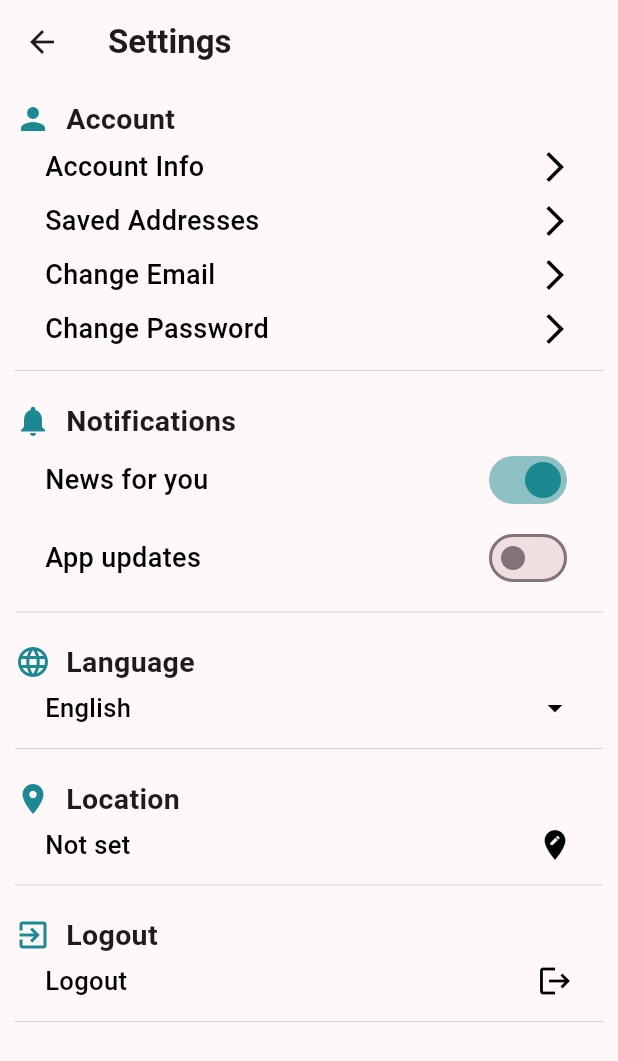
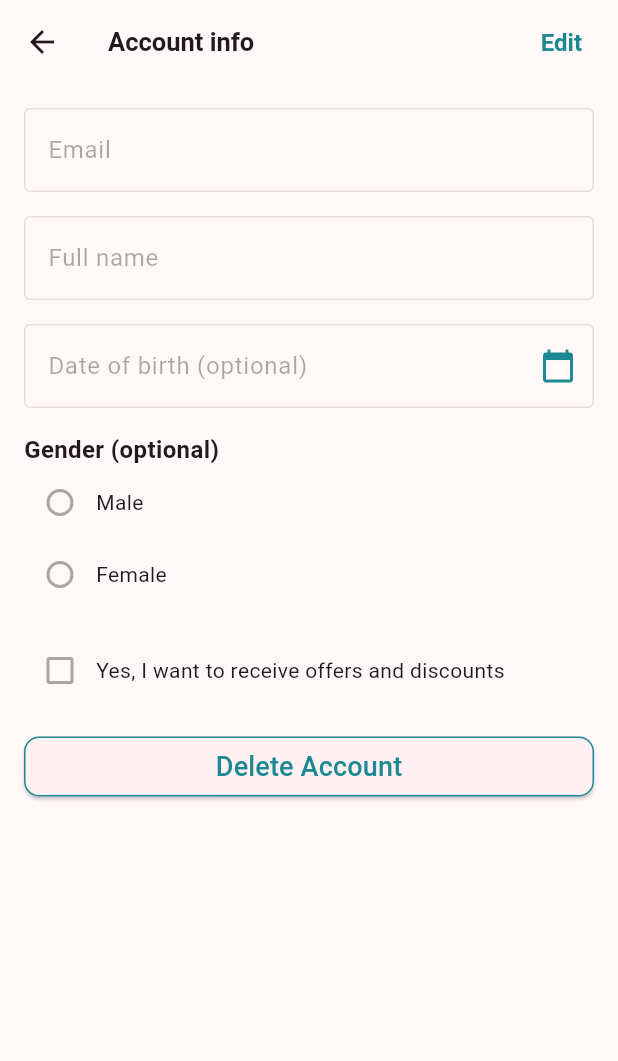
Before and after one commit to QutaibaQusai/heartful-care, a Flutter app: the SettingFirstPage screen opened directly, after a tap on "Account Info", on a phone screen of 412 x 824 dp. Shown: the top 1061 px of the screen. Run offline on Flutter 3.47's test engine with Material 3 defaults, Android fonts, the phone set to English and light mode, and no system bars; our stand-ins replace cloud_firestore, date_format, firebase_auth, firebase_core, flutter_settings_screens, font_awesome_flutter and 3 more; accounts and stored records are empty.

Commit message:
makes the pages of the setting page

```diff
--- /dev/null
+++ b/lib/Settings/YourAccountInfoPage.dart
@@ -0,0 +1,255 @@
+import 'package:flutter/material.dart';
+
+import 'package:date_format/date_format.dart';
+
+class YourAccountInfoPage extends StatefulWidget {
+  const YourAccountInfoPage({Key? key}) : super(key: key);
+
+  @override
+  State<YourAccountInfoPage> createState() => _YourAccountInfoPageState();
+}
+
+class _YourAccountInfoPageState extends State<YourAccountInfoPage> {
+  bool isEditing = false;
+  DateTime? selectedDate;
+  String? selectedGender;
+  bool receiveOffers = false;
+
+  Future<void> _selectDate(BuildContext context) async {
+    DateTime? picked = await showCustomDatePicker(context);
+
+    if (picked != null && picked != selectedDate) {
+      setState(() {
+        selectedDate = picked;
+      });
+    }
+  }
+
+  Future<DateTime?> showCustomDatePicker(BuildContext context) async {
+    DateTime? initialDate = selectedDate ?? DateTime.now();
+    DateTime? picked = await showDatePicker(
+      context: context,
+      initialDate: initialDate,
+      firstDate: DateTime(1900),
+      lastDate: DateTime.now(),
+      builder: (BuildContext context, Widget? child) {
+        return Theme(
+          data: ThemeData.light().copyWith(
+            primaryColor: Color(0xFF1C8892),
+            // accentColor: Color(0xFF1C8892),
+            colorScheme: ColorScheme.light(primary: Color(0xFF1C8892)),
+            buttonTheme: ButtonThemeData(textTheme: ButtonTextTheme.primary),
+          ),
+          child: child!,
+        );
+      },
+    );
+    return picked;
+  }
+
+  void _deleteAccount() {
+    // Add your delete account logic here
+  }
+
+  @override
+  Widget build(BuildContext context) {
+    return Scaffold(
+      appBar: AppBar(
+        title: Row(
+          children: [
+            Text(
+              'Account info',
+              style: TextStyle(fontWeight: FontWeight.bold, fontSize: 17),
+            ),
+            Spacer(), // Add some space between the title and "Edit"
+            GestureDetector(
+              onTap: () {
+                setState(() {
+                  isEditing = !isEditing;
+                });
+              },
+              child: Padding(
+                padding: const EdgeInsets.all(8.0),
+                child: Text(
+                  'Edit',
+                  style: TextStyle(
+                    color: Color(0xFF1C8892),
+                    fontWeight: FontWeight.bold,
+                    fontSize: 16,
+                  ),
+                ),
+              ),
+            ),
+          ],
+        ),
+      ),
+      body: SingleChildScrollView(
+        child: Padding(
+          padding: const EdgeInsets.all(16.0),
+          child: Column(
+            crossAxisAlignment: CrossAxisAlignment.start,
+            children: [
+              TextField(
+                enabled: isEditing,
+                decoration: InputDecoration(
+                  labelText: 'Email',
+                  border: OutlineInputBorder(),
+                ),
+              ),
+              SizedBox(height: 16),
+              TextField(
+                enabled: isEditing,
+                decoration: InputDecoration(
+                  labelText: 'Full name',
+                  border: OutlineInputBorder(),
+                ),
+              ),
+              SizedBox(height: 16),
+              TextField(
+                enabled: isEditing,
+                decoration: InputDecoration(
+                  labelText: 'Date of birth (optional)',
+                  border: OutlineInputBorder(),
+                  suffixIcon: GestureDetector(
+                    onTap: () => _selectDate(context),
+                    child: Icon(
+                      Icons.calendar_today,
+                      color:
+                          Color(0xFF1C8892), // Change the calendar icon color
+                    ),
+                  ),
+                ),
+                controller: TextEditingController(
+                  text: selectedDate != null
+                      ? formatDate(selectedDate!, [dd, '/', mm, '/', yyyy])
+                      : "",
+                ),
+              ),
+              SizedBox(height: 16),
+              Text(
+                'Gender (optional)',
+                style: TextStyle(
+                  fontSize: 16,
+                  fontWeight: FontWeight.bold,
+                ),
+              ),
+              Column(
+                crossAxisAlignment: CrossAxisAlignment.start,
+                children: [
+                  Row(
+                    children: [
+                      Radio(
+                        value: 'Male',
+                        groupValue: selectedGender,
+                        onChanged: isEditing
+                            ? (value) {
+                                setState(() {
+                                  selectedGender = value as String?;
+                                });
+                              }
+                            : null,
+                        activeColor: Color(0xFF1C8892),
+                      ),
+                      Text('Male'),
+                    ],
+                  ),
+                  Row(
+                    children: [
+                      Radio(
+                        value: 'Female',
+                        groupValue: selectedGender,
+                        onChanged: isEditing
+                            ? (value) {
+                                setState(() {
+                                  selectedGender = value as String?;
+                                });
+                              }
+                            : null,
+                        activeColor: Color(0xFF1C8892),
+                      ),
+                      Text('Female'),
+                    ],
+                  ),
+                ],
+              ),
+              SizedBox(height: 16),
+              Row(
+                children: [
+                  Checkbox(
+                    value: receiveOffers,
+                    onChanged: isEditing
+                        ? (value) {
+                            setState(() {
+                              receiveOffers = value!;
+                            });
+                          }
+                        : null,
+                    activeColor: Color(0xFF1C8892),
+                  ),
+                  Text('Yes, I want to receive offers and discounts'),
+                ],
+              ),
+              SizedBox(height: 16),
+              Container(
+                width: double.infinity,
+                child: ElevatedButton(
+                  onPressed: () {
+                    // Confirm deletion
+                    showDialog(
+                      context: context,
+                      builder: (BuildContext context) {
+                        return AlertDialog(
+                          title: Text(
+                            'Delete Account',
+                            style: TextStyle(
+                                fontSize: 20, color: Color(0xFF1C8892)),
+                          ),
+                          content: Text(
+                              'Are you sure you want to delete your account?'),
+                          actions: [
+                            TextButton(
+                              onPressed: () {
+                                // Perform delete account action
+                                _deleteAccount();
+                                Navigator.of(context).pop();
+                              },
+                              child: Text(
+                                'Yes',
+                                style: TextStyle(color: Color(0xFF1C8892)),
+                              ),
+                            ),
+                            TextButton(
+                              onPressed: () {
+                                Navigator.of(context).pop();
+                              },
+                              child: Text(
+                                'No',
+                                style: TextStyle(color: Color(0xFF1C8892)),
+                              ),
+                            ),
+                          ],
+                        );
+                      },
+                    );
+                  },
+                  style: ElevatedButton.styleFrom(
+                    shape: RoundedRectangleBorder(
+                      borderRadius: BorderRadius.circular(
+                          10.0), // Adjust the border radius as needed
+                      side: BorderSide(
+                          color: Color(0xFF1C8892)), // Set the outline color
+                    ),
+                  ),
+                  child: Text(
+                    'Delete Account',
+                    style: TextStyle(fontSize: 18, color: Color(0xFF1C8892)),
+                  ),
+                ),
+              ),
+            ],
+          ),
+        ),
+      ),
+    );
+  }
+}
--- a/lib/Settings/settings_home_page.dart
+++ b/lib/Settings/settings_home_page.dart
@@ -1,4 +1,8 @@
 import 'package:flutter/material.dart';
+import 'package:test/Settings/YourAccountInfoPage.dart';
+import 'package:test/Settings/YourChangeEmailPage.dart';
+import 'package:test/Settings/YourChangePassPage.dart';
+import 'package:test/Settings/YourSavedAddress.dart';
 import 'package:test/intro_page.dart';
 
 class SettingFirstPage extends StatefulWidget {
@@ -38,16 +42,20 @@ class _SettingFirstPage extends State<SettingFirstPage> {
           children: [
             buildSectionHeader(Icons.person, "Account"),
             buildAccountOption(context, "Account Info"),
+            SizedBox(height: 5),
             buildAccountOption(context, "Saved Addresses"),
+            SizedBox(height: 5),
             buildAccountOption(context, "Change Email"),
+            SizedBox(height: 5),
             buildAccountOption(context, "Change Password"),
+            SizedBox(height: 5),
             Divider(height: 20, thickness: 0.5),
             SizedBox(height: 10),
             buildSectionHeader(Icons.notifications, "Notifications"),
             buildNotificationOption(context, "News for you", notification1,
                 (value) => setState(() => notification1 = value)),
-            buildNotificationOption(context, "App updates", notification2,
-                (value) => setState(() => notification2 = value)),
+            // buildNotificationOption(context, "App updates", notification2,
+            //(value) => setState(() => notification2 = value)),
             Divider(height: 20, thickness: 0.5),
             SizedBox(height: 10),
             buildSectionHeader(Icons.language, "Language"),
@@ -84,9 +92,35 @@ class _SettingFirstPage extends State<SettingFirstPage> {
     );
   }
 
-  GestureDetector buildAccountOption(BuildContext context, String title) {
-    return GestureDetector(
-      onTap: () {},
+  InkWell buildAccountOption(BuildContext context, String title) {
+    return InkWell(
+      onTap: () {
+        if (title == "Account Info") {
+          // Navigate to the desired page (replace YourAccountInfoPage with the actual page class)
+          Navigator.push(
+            context,
+            MaterialPageRoute(builder: (context) => YourAccountInfoPage()),
+          );
+        }
+        if (title == "Change Email") {
+          Navigator.push(
+            context,
+            MaterialPageRoute(builder: (context) => YourChangeEmailPage()),
+          );
+        }
+        if (title == "Saved Addresses") {
+          Navigator.push(
+            context,
+            MaterialPageRoute(builder: (context) => YourSavedAddress()),
+          );
+        }
+        if (title == "Change Password") {
+          Navigator.push(
+            context,
+            MaterialPageRoute(builder: (context) => YourChangePassPage()),
+          );
+        } else {}
+      },
       child: Padding(
         padding: const EdgeInsets.symmetric(vertical: 5, horizontal: 20),
         child: Row(
--- a/pubspec.yaml
+++ b/pubspec.yaml
@@ -45,6 +45,8 @@ dependencies:
   firebase_auth: ^4.15.3
   lottie: ^2.7.0
   cloud_firestore: ^4.14.0
+  date_format: ^2.0.2
+
 
 
 
```
Also changed, not shown: lib/Settings/Account_Setting.dart (deleted, +0 -15 lines), lib/Settings/YourChangeEmailPage.dart (added, +110 -0 lines), lib/Settings/YourChangePassPage.dart (added, +129 -0 lines), lib/Settings/YourSavedAddress.dart (added, +34 -0 lines), pubspec.lock.
